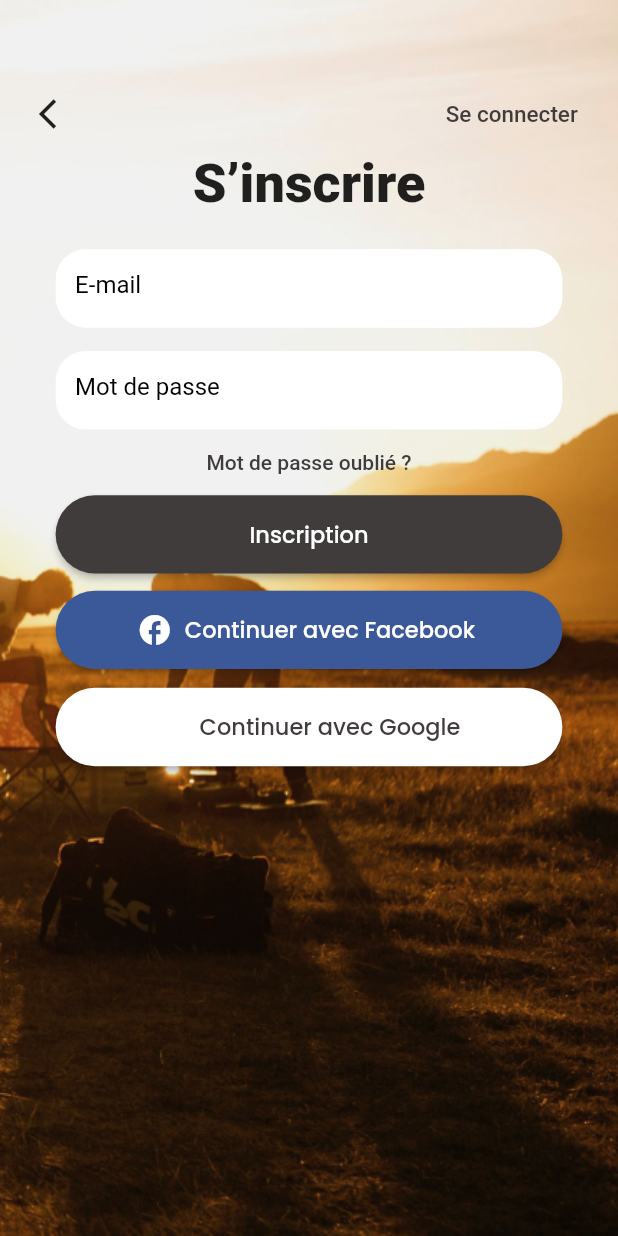
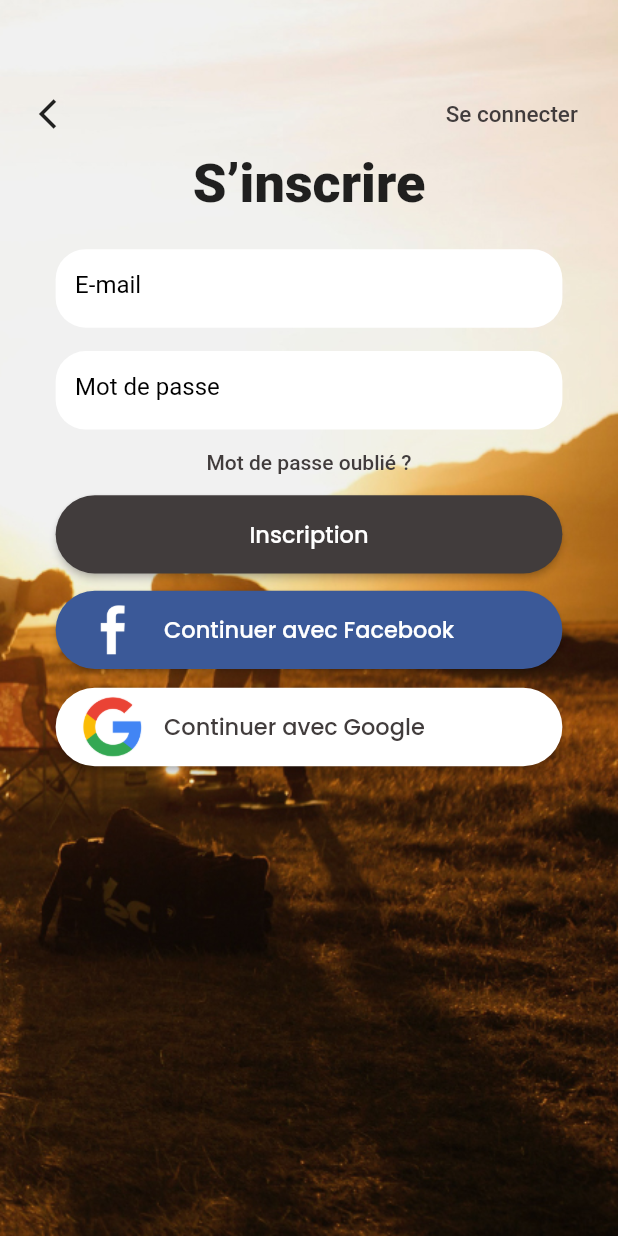
Before and after one commit to mercoski/FlutterProjects, a Flutter app: the SignupPage screen opened by its route, on a phone screen of 412 x 824 dp. Run offline on Flutter 3.47's test engine with Material 2 defaults, Android fonts, the phone set to English and light mode, and no system bars; our stand-ins replace audioplayers, cloud_firestore, connectivity, firebase_analytics, firebase_auth, firebase_core and 7 more; missing offline and left inert: dart:ffi; accounts and stored records are empty.

Commit message:
login_signin_page_icons

```diff
--- a/travel_app/lib/pages/signuppage.dart
+++ b/travel_app/lib/pages/signuppage.dart
@@ -175,15 +175,16 @@ class _SignupPageState extends State<SignupPage> {
                             width: double.infinity,
                             height: double.infinity,
                             child: ElevatedButton.icon(
-                              icon: const Icon(
-                                Icons.facebook,
-                              ),
-                              onPressed: () async {},
+                              icon: Image.asset('assets/facebook.png'),
+                              onPressed: () async {
+                                print('Facebook');
+                              },
                               style: ElevatedButton.styleFrom(
                                 primary: Color(0xff3B5998),
                                 shape: RoundedRectangleBorder(
                                   borderRadius: BorderRadius.circular(34),
                                 ),
+                                alignment: Alignment.centerLeft,
                               ),
                               label: Text(
                                 'Continuer avec Facebook',
@@ -199,18 +200,14 @@ class _SignupPageState extends State<SignupPage> {
                           width: double.infinity,
                           height: double.infinity,
                           child: ElevatedButton.icon(
-                              icon: const Icon(
-                                Icons.facebook,
-                              ),
+                            icon: Image.asset('assets/google.png'),
                             onPressed: () async {
                               await loginFunction(
                                   context,
-                                    Provider.of<UserClass>(context,
-                                            listen: false)
+                                  Provider.of<UserClass>(context, listen: false)
                                       .textEditingController_user
                                       .text,
-                                    Provider.of<UserClass>(context,
-                                            listen: false)
+                                  Provider.of<UserClass>(context, listen: false)
                                       .textEditingController_pass
                                       .text,
                                   'google');
@@ -220,7 +217,7 @@ class _SignupPageState extends State<SignupPage> {
                                 shape: RoundedRectangleBorder(
                                   borderRadius: BorderRadius.circular(34),
                                 ),
-                              ),
+                                alignment: Alignment.centerLeft),
                             label: Text(
                               'Continuer avec Google',
                               textAlign: TextAlign.left,
@@ -228,7 +225,8 @@ class _SignupPageState extends State<SignupPage> {
                                   fontSize: 15, color: Color(0xff413C3C)),
                             ),
                           ),
-                          )),
+                        ),
+                      ),
                       Expanded(flex: 300, child: Container()),
                     ],
                   ),
--- a/travel_app/lib/widgets/profilwidgets/profile_top.dart
+++ b/travel_app/lib/widgets/profilwidgets/profile_top.dart
@@ -61,7 +61,9 @@ class _profile_topState extends State<profile_top> {
                 backgroundColor: Colors.white,
                 child: ClipOval(
                   clipBehavior: Clip.antiAlias,
-                  child: Image.network('${widget.user?.user_image}'),
+                  child: widget.user?.user_image == null
+                      ? SizedBox()
+                      : Image.network('${widget.user?.user_image}'),
                 ),
               ),
             ),
```
Also changed, not shown: travel_app/lib/widgets/buttomnavbar.dart (+9 -6 lines), travel_app/lib/widgets/profilwidgets/profile_profile_bottom.dart (+6 -6 lines). Lines whose indentation alone changed are shown as unchanged.
